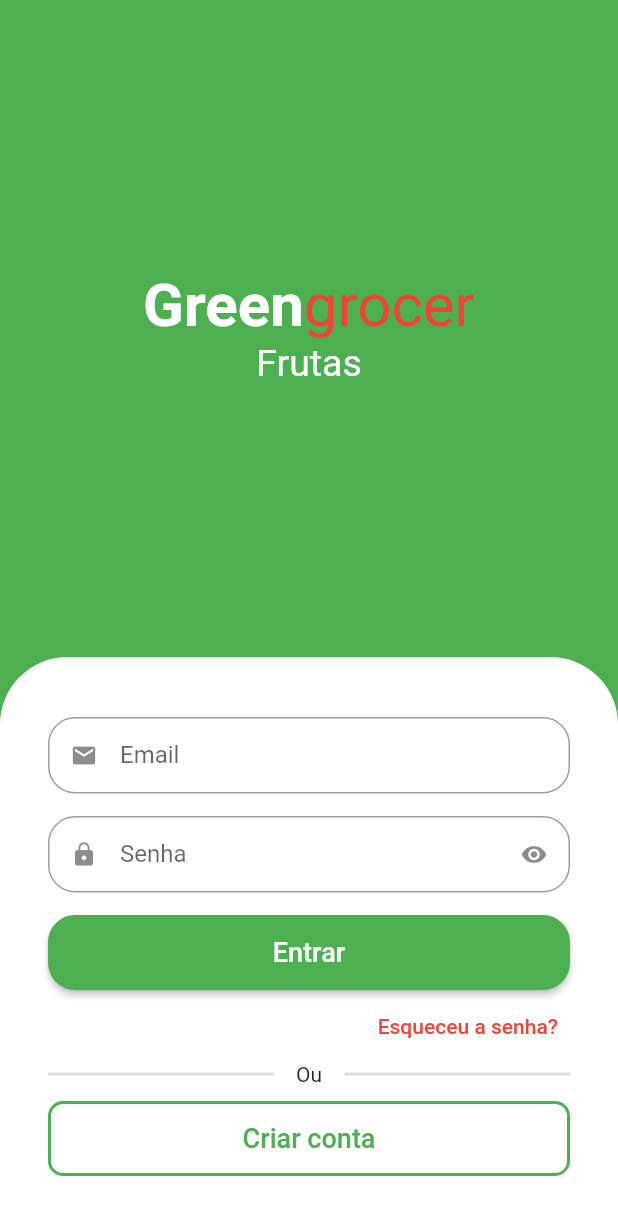
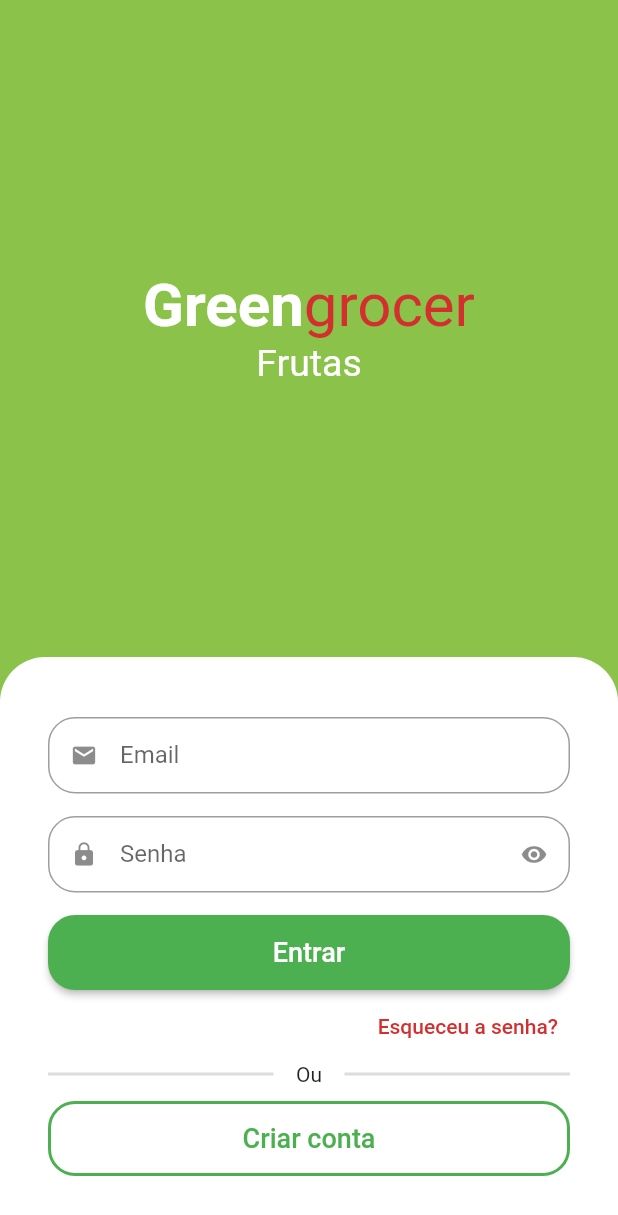
Before and after one commit to henriqueamaraldev/AppQuitanda, a Flutter app: the screen it shows after launch, on a phone screen of 412 x 824 dp. Shown: the top 1215 px of the screen. Run offline on Flutter 3.47's test engine with Material 2 defaults, Android fonts, the phone set to English and light mode, and no system bars; drawn by our look-alikes of animated_text_kit.

Commit message:
Feat - Custom colors

```diff
--- a/greengrocer/lib/src/auth/sign_in_screen.dart
+++ b/greengrocer/lib/src/auth/sign_in_screen.dart
@@ -1,6 +1,7 @@
 import 'package:animated_text_kit/animated_text_kit.dart';
 import 'package:flutter/material.dart';
 import 'package:greengrocer/src/auth/components/custom_text_field.dart';
+import 'package:greengrocer/src/config/custom_colors.dart';
 
 class SignInScreen extends StatelessWidget {
   const SignInScreen({Key? key}) : super(key: key);
@@ -8,7 +9,7 @@ class SignInScreen extends StatelessWidget {
   @override
   Widget build(BuildContext context) {
     return Scaffold(
-      backgroundColor: Colors.green,
+      backgroundColor: CustomColors.customSwatchColor,
       body: Column(
         children: [
           Expanded(
@@ -16,13 +17,13 @@ class SignInScreen extends StatelessWidget {
               mainAxisAlignment: MainAxisAlignment.center,
               children: [
                 // App's name
-                const Text.rich(
+                Text.rich(
                   TextSpan(
-                    style: TextStyle(
+                    style: const TextStyle(
                       fontSize: 40,
                     ),
                     children: [
-                      TextSpan(
+                      const TextSpan(
                         text: 'Green',
                         style: TextStyle(
                           color: Colors.white,
@@ -31,9 +32,8 @@ class SignInScreen extends StatelessWidget {
                       ),
                       TextSpan(
                         text: 'grocer',
-                        style: TextStyle(
-                          color: Colors.red,
-                        ),
+                        style:
+                            TextStyle(color: CustomColors.customContrastColor),
                       ),
                     ],
                   ),
@@ -73,7 +73,7 @@ class SignInScreen extends StatelessWidget {
               decoration: const BoxDecoration(
                   color: Colors.white,
                   borderRadius:
-                      BorderRadius.vertical(top: Radius.circular(45))),
+                      BorderRadius.vertical(top: Radius.circular(30))),
               child: Column(
                 crossAxisAlignment: CrossAxisAlignment.stretch,
                 children: [
@@ -115,10 +115,12 @@ class SignInScreen extends StatelessWidget {
                     alignment: Alignment.centerRight,
                     child: TextButton(
                       onPressed: () {},
-                      child: const Text('Esqueceu a senha?',
-                          style: TextStyle(
-                            color: Colors.red,
-                          )),
+                      child: Text(
+                        'Esqueceu a senha?',
+                        style: TextStyle(
+                          color: CustomColors.customContrastColor,
+                        ),
+                      ),
                     ),
                   ),
 
@@ -153,7 +155,7 @@ class SignInScreen extends StatelessWidget {
                     child: OutlinedButton(
                       style: OutlinedButton.styleFrom(
                           shape: RoundedRectangleBorder(
-                            borderRadius: BorderRadius.circular(10),
+                            borderRadius: BorderRadius.circular(18),
                           ),
                           side: const BorderSide(
                             width: 2,
--- /dev/null
+++ b/greengrocer/lib/src/config/custom_colors.dart
@@ -0,0 +1,23 @@
+import 'package:flutter/material.dart';
+
+final Map<int, Color> _swatchOpacity = {
+  50: const Color.fromRGBO(139, 195, 74, .1),
+  100: const Color.fromRGBO(139, 195, 74, .2),
+  200: const Color.fromRGBO(139, 195, 74, .3),
+  300: const Color.fromRGBO(139, 195, 74, .4),
+  400: const Color.fromRGBO(139, 195, 74, .5),
+  500: const Color.fromRGBO(139, 195, 74, .6),
+  600: const Color.fromRGBO(139, 195, 74, .7),
+  700: const Color.fromRGBO(139, 195, 74, .8),
+  800: const Color.fromRGBO(139, 195, 74, .9),
+  900: const Color.fromRGBO(139, 195, 74, 1),
+};
+
+abstract class CustomColors {
+  static Color customContrastColor = Colors.red.shade700;
+
+  static MaterialColor customSwatchColor = MaterialColor(
+    0xFF8BC34A,
+    _swatchOpacity,
+  );
+}
```
